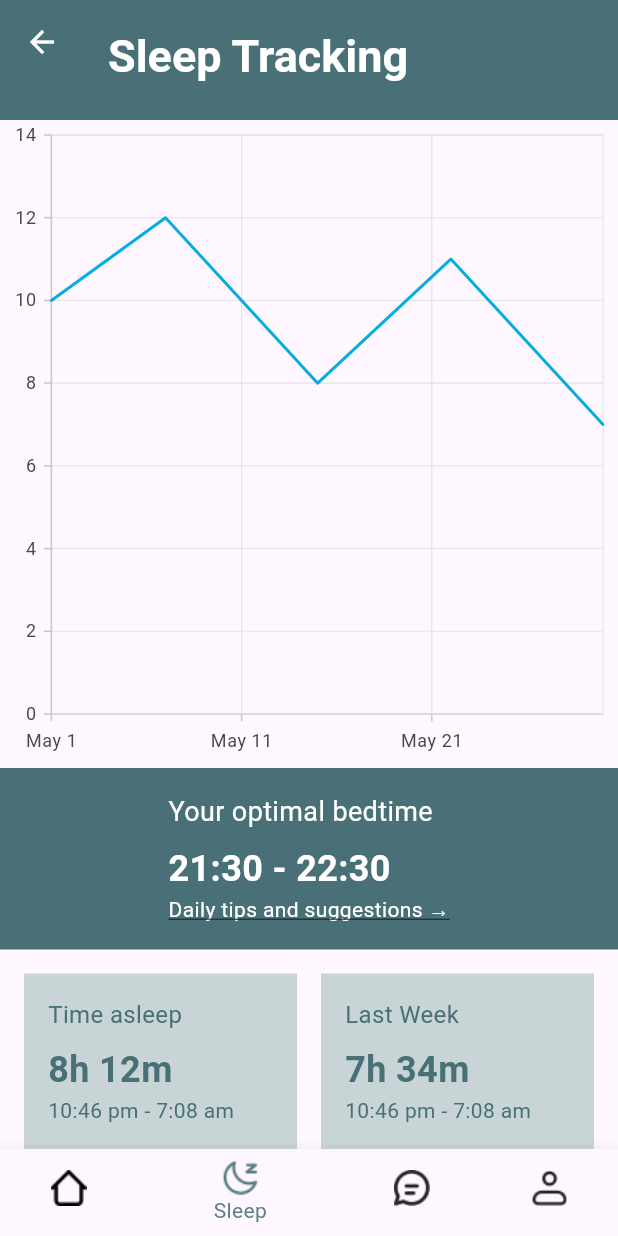
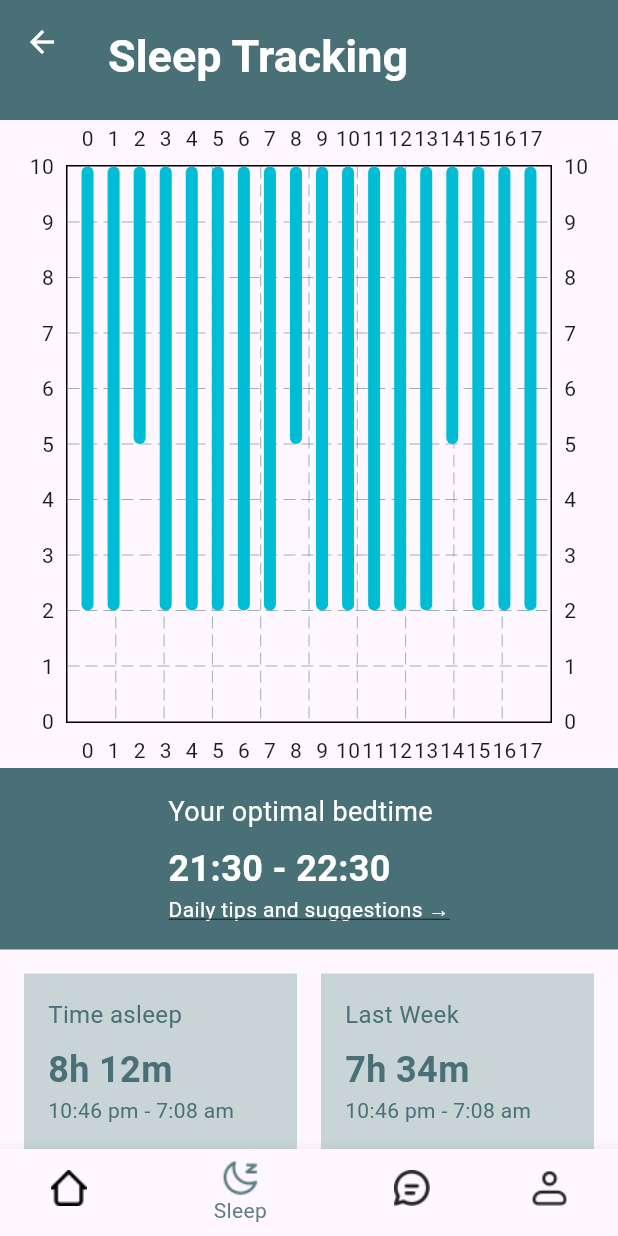
Before and after one commit to veskicha/MindfulStudent, a Flutter app: the SleepTrackingPage screen opened by its route, on a phone screen of 412 x 824 dp. Run offline on Flutter 3.47's test engine with Material 3 defaults, Android fonts, the phone set to English and light mode, and no system bars; drawn by our look-alikes of fl_chart; our stand-ins replace supabase_flutter, toastification; accounts and stored records are empty.

Commit message:
feat(front-end): Example sleep tracking chart

```diff
--- a/MindfulStudent/lib/screens/home/sleep_tracking_screen.dart
+++ b/MindfulStudent/lib/screens/home/sleep_tracking_screen.dart
@@ -1,7 +1,7 @@
+import 'package:fl_chart/fl_chart.dart';
 import 'package:flutter/material.dart';
 import 'package:mindfulstudent/widgets/bottom_nav_bar.dart';
 import 'package:mindfulstudent/widgets/header_bar.dart';
-import 'package:syncfusion_flutter_charts/charts.dart';
 
 class SleepTrackingPage extends StatefulWidget {
   const SleepTrackingPage({super.key});
@@ -19,12 +19,25 @@ class SleepTrackingPageState extends State<SleepTrackingPage> {
     });
   }
 
-  final List<SleepData> chartData = [
-    SleepData(DateTime(2023, 5, 1), 10),
-    SleepData(DateTime(2023, 5, 7), 12),
-    SleepData(DateTime(2023, 5, 15), 8),
-    SleepData(DateTime(2023, 5, 22), 11),
-    SleepData(DateTime(2023, 5, 30), 7),
+  final List<BarChartRodData> chartData = [
+    BarChartRodData(fromY: 2, toY: 10),
+    BarChartRodData(fromY: 2, toY: 10),
+    BarChartRodData(fromY: 5, toY: 10),
+    BarChartRodData(fromY: 2, toY: 10),
+    BarChartRodData(fromY: 2, toY: 10),
+    BarChartRodData(fromY: 2, toY: 10),
+    BarChartRodData(fromY: 2, toY: 10),
+    BarChartRodData(fromY: 2, toY: 10),
+    BarChartRodData(fromY: 5, toY: 10),
+    BarChartRodData(fromY: 2, toY: 10),
+    BarChartRodData(fromY: 2, toY: 10),
+    BarChartRodData(fromY: 2, toY: 10),
+    BarChartRodData(fromY: 2, toY: 10),
+    BarChartRodData(fromY: 2, toY: 10),
+    BarChartRodData(fromY: 5, toY: 10),
+    BarChartRodData(fromY: 2, toY: 10),
+    BarChartRodData(fromY: 2, toY: 10),
+    BarChartRodData(fromY: 2, toY: 10),
   ];
 
   @override
@@ -38,15 +51,12 @@ class SleepTrackingPageState extends State<SleepTrackingPage> {
         crossAxisAlignment: CrossAxisAlignment.start,
         children: [
           Expanded(
-            child: SfCartesianChart(
-              primaryXAxis: const DateTimeAxis(),
-              series: <CartesianSeries<SleepData, DateTime>>[
-                LineSeries<SleepData, DateTime>(
-                  dataSource: chartData,
-                  xValueMapper: (SleepData data, _) => data.date,
-                  yValueMapper: (SleepData data, _) => data.hours,
-                ),
-              ],
+            child: BarChart(
+              BarChartData(
+                barGroups: chartData.indexed
+                    .map((d) => BarChartGroupData(x: d.$1, barRods: [d.$2]))
+                    .toList(),
+              ),
             ),
           ),
           Container(
@@ -172,10 +182,3 @@ class SleepTrackingPageState extends State<SleepTrackingPage> {
     );
   }
 }
-
-class SleepData {
-  final DateTime date;
-  final double hours;
-
-  SleepData(this.date, this.hours);
-}
--- a/MindfulStudent/pubspec.yaml
+++ b/MindfulStudent/pubspec.yaml
@@ -38,7 +38,7 @@ dependencies:
   cupertino_icons: ^1.0.2
   supabase_flutter: ^2.3.4
   toastification: ^1.2.1
-  syncfusion_flutter_charts: ^25.1.35
+  fl_chart: ^0.66.2
 
 dev_dependencies:
   flutter_test:
```
Also changed, not shown: MindfulStudent/pubspec.lock.
